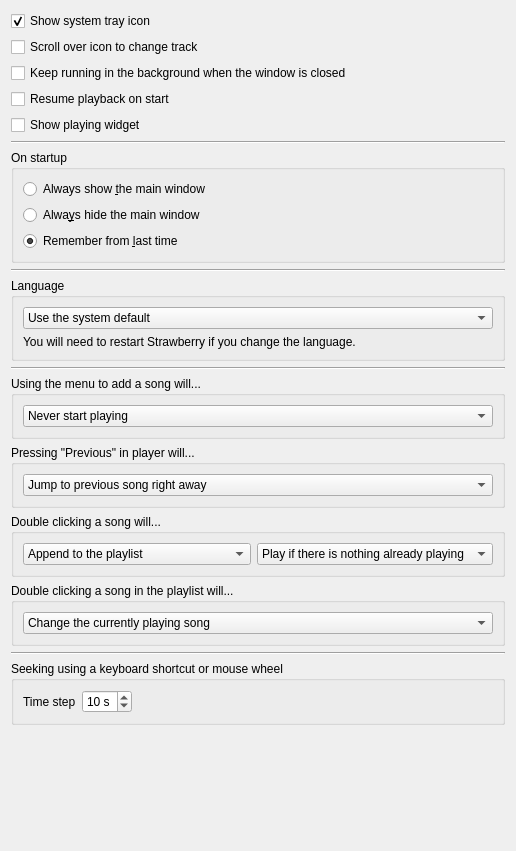
Old version of the form src/settings/behavioursettingspage.ui in the repository strawberrymusicplayer/strawberry.
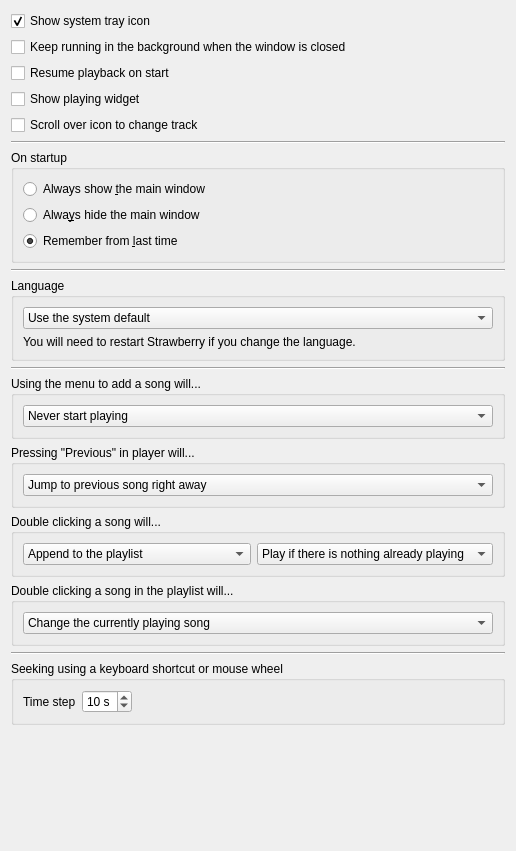
New version of the form.

Commit message: Disable scroll over icon to change track option on kde

Diff of the .ui file:
```diff
--- a/src/settings/behavioursettingspage.ui
+++ b/src/settings/behavioursettingspage.ui
@@ -24,16 +24,6 @@
      </property>
     </widget>
    </item>
-   <item>
-    <widget class="QCheckBox" name="checkbox_scrolltrayicon">
-     <property name="text">
-      <string>Scroll over icon to change track</string>
-     </property>
-     <property name="checked">
-      <bool>false</bool>
-     </property>
-    </widget>
-   </item>
    <item>
     <widget class="QCheckBox" name="checkbox_keeprunning">
      <property name="text">
@@ -61,6 +51,16 @@
      </property>
     </widget>
    </item>
+   <item>
+    <widget class="QCheckBox" name="checkbox_scrolltrayicon">
+     <property name="text">
+      <string>Scroll over icon to change track</string>
+     </property>
+     <property name="checked">
+      <bool>false</bool>
+     </property>
+    </widget>
+   </item>
    <item>
     <widget class="Line" name="line_1">
      <property name="orientation">
```
The commit also changes 1 other file.
